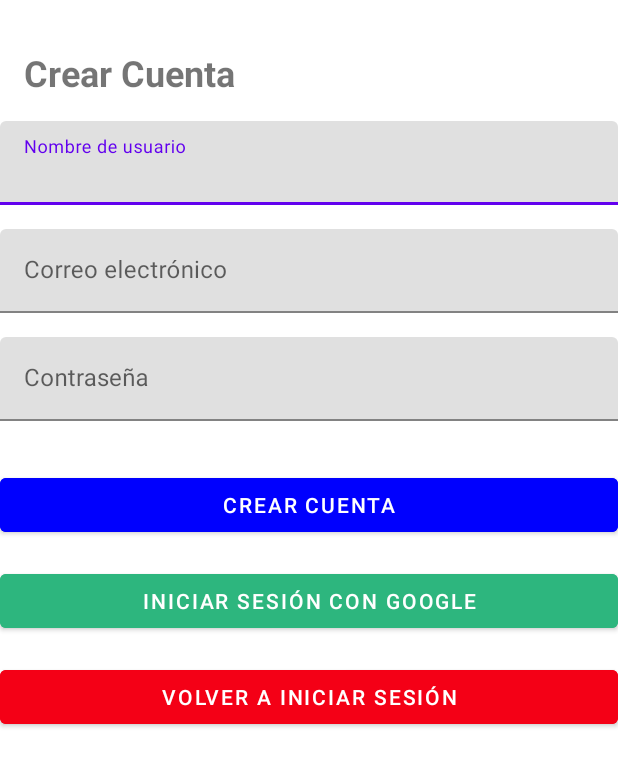
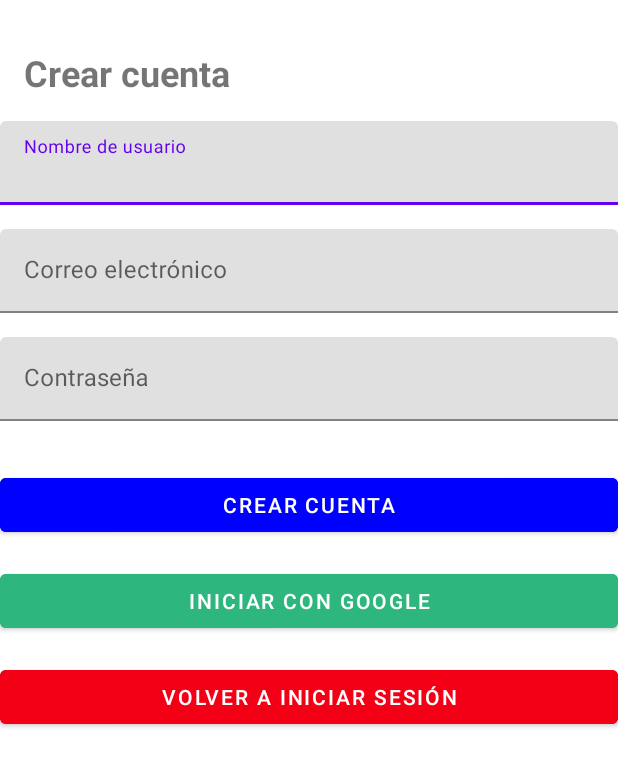
Before and after one commit to ManuelGuillermoSanchez/MISW-4302-SportOclock, an Android app: the CreateAccountActivity screen opened directly, with no data from a screen before it, on a phone screen of 412 x 824 dp. Shown: the top 767 px of the screen. Run offline under Robolectric (Android 15) with nearby library versions, the phone set to English and light mode, and no system bars.

Commit message:
configuración de strings

```diff
--- a/mobile/app/src/main/res/layout/activity_create_account.xml
+++ b/mobile/app/src/main/res/layout/activity_create_account.xml
@@ -11,7 +11,7 @@
         android:id="@+id/createAccountTitle"
         android:layout_width="wrap_content"
         android:layout_height="wrap_content"
-        android:text="Crear Cuenta"
+        android:text="@string/title_crear_cuenta"
         android:textSize="24sp"
         android:textStyle="bold"
         app:layout_constraintTop_toTopOf="parent"
@@ -32,7 +32,7 @@
             android:id="@+id/username"
             android:layout_width="match_parent"
             android:layout_height="wrap_content"
-            android:hint="Nombre de usuario"
+            android:hint="@string/title_name_user"
             android:inputType="textPersonName"/>
     </com.google.android.material.textfield.TextInputLayout>
 
@@ -49,7 +49,7 @@
             android:id="@+id/email"
             android:layout_width="match_parent"
             android:layout_height="wrap_content"
-            android:hint="Correo electrónico"
+            android:hint="@string/input_email"
             android:inputType="textEmailAddress"/>
     </com.google.android.material.textfield.TextInputLayout>
 
@@ -66,7 +66,7 @@
             android:id="@+id/password"
             android:layout_width="match_parent"
             android:layout_height="wrap_content"
-            android:hint="Contraseña"
+            android:hint="@string/input_password"
             android:inputType="textPassword"/>
     </com.google.android.material.textfield.TextInputLayout>
 
@@ -75,7 +75,7 @@
         android:id="@+id/createAccountButton"
         android:layout_width="0dp"
         android:layout_height="wrap_content"
-        android:text="Crear cuenta"
+        android:text="@string/title_crear_cuenta"
         app:layout_constraintTop_toBottomOf="@id/passwordInputLayout"
         app:layout_constraintStart_toStartOf="parent"
         app:layout_constraintEnd_toEndOf="parent"
@@ -87,7 +87,7 @@
         android:id="@+id/googleLoginButton"
         android:layout_width="0dp"
         android:layout_height="wrap_content"
-        android:text="Iniciar sesión con Google"
+        android:text="@string/goggle_iniciar_sesion"
         app:layout_constraintTop_toBottomOf="@id/createAccountButton"
         app:layout_constraintStart_toStartOf="parent"
         app:layout_constraintEnd_toEndOf="parent"
@@ -99,7 +99,7 @@
         android:id="@+id/loginButton"
         android:layout_width="0dp"
         android:layout_height="wrap_content"
-        android:text="Volver a Iniciar sesión"
+        android:text="@string/login_button"
         app:layout_constraintTop_toBottomOf="@id/googleLoginButton"
         app:layout_constraintStart_toStartOf="parent"
         app:layout_constraintEnd_toEndOf="parent"
--- a/mobile/app/src/main/res/layout/dialog_confirmation.xml
+++ b/mobile/app/src/main/res/layout/dialog_confirmation.xml
@@ -10,7 +10,7 @@
         android:id="@+id/confirmationMessage"
         android:layout_width="wrap_content"
         android:layout_height="wrap_content"
-        android:text="¡Has iniciado sesión correctamente con Google!"
+        android:text="@string/goggle_confirmation"
         android:textSize="18sp"
         android:textStyle="bold"
         app:layout_constraintTop_toTopOf="parent"
@@ -23,7 +23,7 @@
         android:id="@+id/acceptButton"
         android:layout_width="0dp"
         android:layout_height="wrap_content"
-        android:text="Aceptar"
+        android:text="@string/accept_button"
         app:layout_constraintTop_toBottomOf="@id/confirmationMessage"
         app:layout_constraintStart_toStartOf="parent"
         app:layout_constraintEnd_toEndOf="parent"
--- a/mobile/app/src/main/res/layout/dialog_recover_password.xml
+++ b/mobile/app/src/main/res/layout/dialog_recover_password.xml
@@ -18,7 +18,7 @@
             android:id="@+id/emailInput"
             android:layout_width="match_parent"
             android:layout_height="wrap_content"
-            android:hint="Escribe tu correo"
+            android:hint="@string/title_email"
             android:inputType="textEmailAddress"
             android:textColorHint="@color/colorGray"/>
     </com.google.android.material.textfield.TextInputLayout>
@@ -28,7 +28,7 @@
         android:id="@+id/sendButton"
         android:layout_width="0dp"
         android:layout_height="wrap_content"
-        android:text="Enviar"
+        android:text="@string/send_button"
         app:layout_constraintTop_toBottomOf="@id/emailInputLayout"
         app:layout_constraintStart_toStartOf="parent"
         app:layout_constraintEnd_toEndOf="parent"
--- a/mobile/app/src/main/res/layout/fragment_settings.xml
+++ b/mobile/app/src/main/res/layout/fragment_settings.xml
@@ -16,7 +16,7 @@
         android:layout_height="wrap_content"
         android:layout_marginStart="24dp"
         android:layout_marginTop="104dp"
-        android:text="Notificación inteligente"
+        android:text="@string/title_inteligent_notification"
         android:textSize="18sp"
         android:textStyle="bold"
         app:layout_constraintStart_toStartOf="parent"
@@ -27,7 +27,7 @@
         android:layout_width="wrap_content"
         android:layout_height="wrap_content"
         android:layout_marginTop="36dp"
-        android:text="Cerrar sesión"
+        android:text="@string/logout_button"
         app:layout_constraintEnd_toEndOf="parent"
         app:layout_constraintHorizontal_bias="0.513"
         app:layout_constraintStart_toStartOf="parent"
--- a/mobile/app/src/main/res/values-night/themes.xml
+++ b/mobile/app/src/main/res/values-night/themes.xml
@@ -2,8 +2,8 @@
     <!-- Base application theme. -->
     <style name="Theme.SportOclock" parent="Theme.MaterialComponents.DayNight.DarkActionBar">
         <!-- Primary brand color. -->
-        <item name="colorPrimary">@color/purple_200</item>
-        <item name="colorPrimaryVariant">@color/purple_700</item>
+        <item name="colorPrimary">@color/colorBlueDark</item>
+        <item name="colorPrimaryVariant">@color/colorLightBlue</item>
         <item name="colorOnPrimary">@color/colorBlack</item>
         <!-- Secondary brand color. -->
         <item name="colorSecondary">@color/teal_200</item>
--- a/mobile/app/src/main/res/values/colors.xml
+++ b/mobile/app/src/main/res/values/colors.xml
@@ -11,8 +11,6 @@
     <color name="colorLightBlue">#EAF7FF</color>
 
     <!-- Agregar colores faltantes -->
-    <color name="purple_200">#BB86FC</color>
-    <color name="purple_700">#3700B3</color>
     <color name="teal_200">#03DAC5</color>
 
 </resources>
--- a/mobile/app/src/main/res/values/strings.xml
+++ b/mobile/app/src/main/res/values/strings.xml
@@ -3,4 +3,31 @@
     <string name="title_home">Rutinas</string>
     <string name="title_dashboard">Historial</string>
     <string name="title_notifications">Ajustes</string>
+
+    <string name="title_iniciar_sesion">Iniciar sesión</string>
+    <string name="placeholder_iniciar_sesion">Escribe tu usuario</string>
+    <string name="error_label">Completa este campo</string>
+
+    <string name="input_password">Contraseña</string>
+    <string name="title_password">Escribe tu contraseña</string>
+    <string name="recover_password">Recuperar contraseña</string>
+
+    <string name="goggle_iniciar_sesion">Iniciar con Google</string>
+    <string name="goggle_confirmation">¡Has iniciado sesión correctamente con Google!</string>
+
+    <string name="title_crear_cuenta">Crear cuenta</string>
+    <string name="title_name_user">Nombre de usuario</string>
+
+    <string name="accept_button">Aceptar</string>
+    <string name="send_button">Enviar</string>
+    <string name="logout_button">Cerrar sesión</string>
+    <string name="login_button">Volver a Iniciar sesión</string>
+
+    <string name="input_email">Correo electrónico</string>
+    <string name="title_email">Escribe tu correo</string>
+    <string name="title_inteligent_notification">Notificación inteligente</string>
+
+
+
+
 </resources>
```
Also changed, not shown: mobile/app/src/main/res/layout/activity_login.xml (+10 -10 lines).
